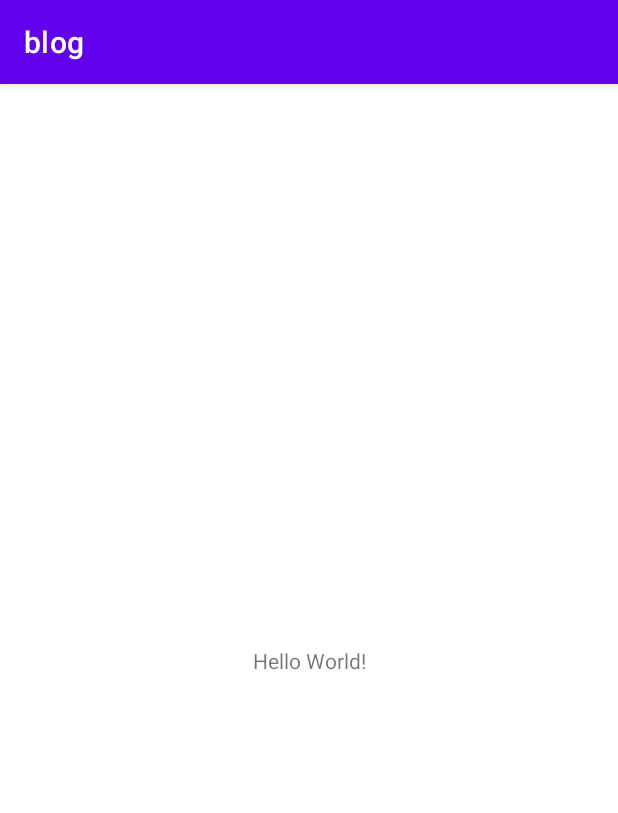
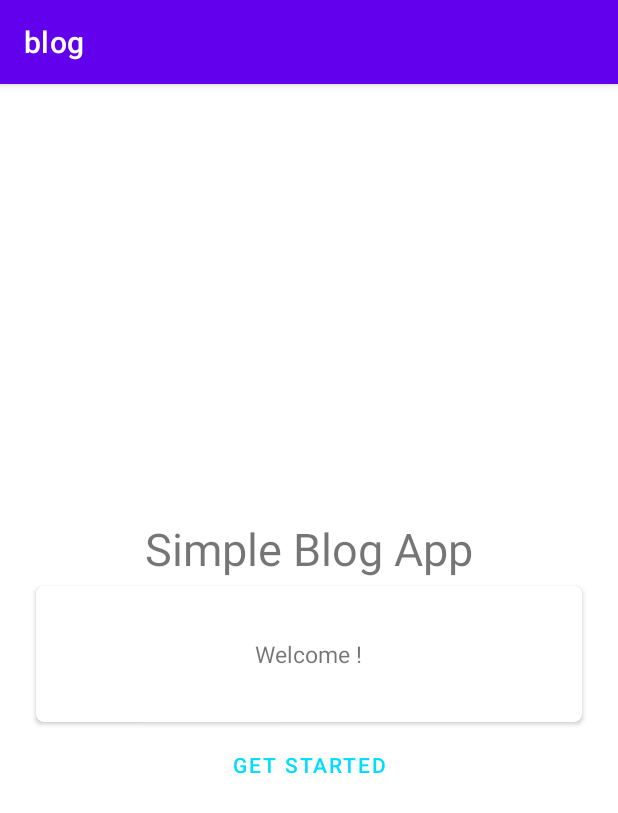
Before and after one commit to DimaMamaev/java-blog, an Android app: the screen it shows after launch (MainActivity), on a phone screen of 412 x 824 dp. Shown: the top 813 px of the screen. Run offline under Robolectric (Android 15) with nearby library versions, the phone set to English and light mode, and no system bars.

Commit message:
created main activity view

```diff
--- a/app/src/main/res/layout/activity_main.xml
+++ b/app/src/main/res/layout/activity_main.xml
@@ -1,18 +1,46 @@
 <?xml version="1.0" encoding="utf-8"?>
-<androidx.constraintlayout.widget.ConstraintLayout xmlns:android="http://schemas.android.com/apk/res/android"
-    xmlns:app="http://schemas.android.com/apk/res-auto"
+<LinearLayout xmlns:android="http://schemas.android.com/apk/res/android"
     xmlns:tools="http://schemas.android.com/tools"
     android:layout_width="match_parent"
     android:layout_height="match_parent"
+    xmlns:app="http://schemas.android.com/apk/res-auto"
+    android:orientation="vertical"
+    android:padding="20dp"
+    android:gravity="center"
     tools:context=".MainActivity">
-
     <TextView
         android:layout_width="wrap_content"
         android:layout_height="wrap_content"
-        android:text="Hello World!"
-        app:layout_constraintBottom_toBottomOf="parent"
-        app:layout_constraintLeft_toLeftOf="parent"
-        app:layout_constraintRight_toRightOf="parent"
-        app:layout_constraintTop_toTopOf="parent" />
-
-</androidx.constraintlayout.widget.ConstraintLayout>
+        android:id="@+id/app_title"
+        android:text="@string/title_text"
+        android:textSize="30sp"
+        />
+    <RelativeLayout
+        android:id="@+id/relativelayout"
+        android:layout_width="match_parent"
+        android:gravity="center_horizontal"
+        android:layout_height="wrap_content">
+        <androidx.cardview.widget.CardView
+            android:layout_width="match_parent"
+            android:layout_height="100dp"
+            android:elevation="10dp"
+            app:cardCornerRadius="5dp"
+            app:cardUseCompatPadding="true">
+            <TextView
+                android:id="@+id/welcomeMessage"
+                android:layout_gravity="center"
+                android:text="@string/welcome_message"
+                android:layout_width="wrap_content"
+                android:layout_height="wrap_content"
+                android:textSize="15dp" />
+        </androidx.cardview.widget.CardView>
+    </RelativeLayout>
+    <Button
+        android:layout_width="match_parent"
+        android:layout_height="wrap_content"
+        android:id="@+id/authBtn"
+        android:text="@string/authBtnText"
+        android:textColor="@android:color/holo_blue_bright"
+        android:background="@android:color/transparent"
+        />
+</LinearLayout>
--- a/app/src/main/res/values/strings.xml
+++ b/app/src/main/res/values/strings.xml
@@ -1,3 +1,6 @@
 <resources>
     <string name="app_name">blog</string>
+    <string name="title_text">Simple Blog App</string>
+    <string name="welcome_message">Welcome !</string>
+    <string name="authBtnText">Get started</string>
 </resources>
```
